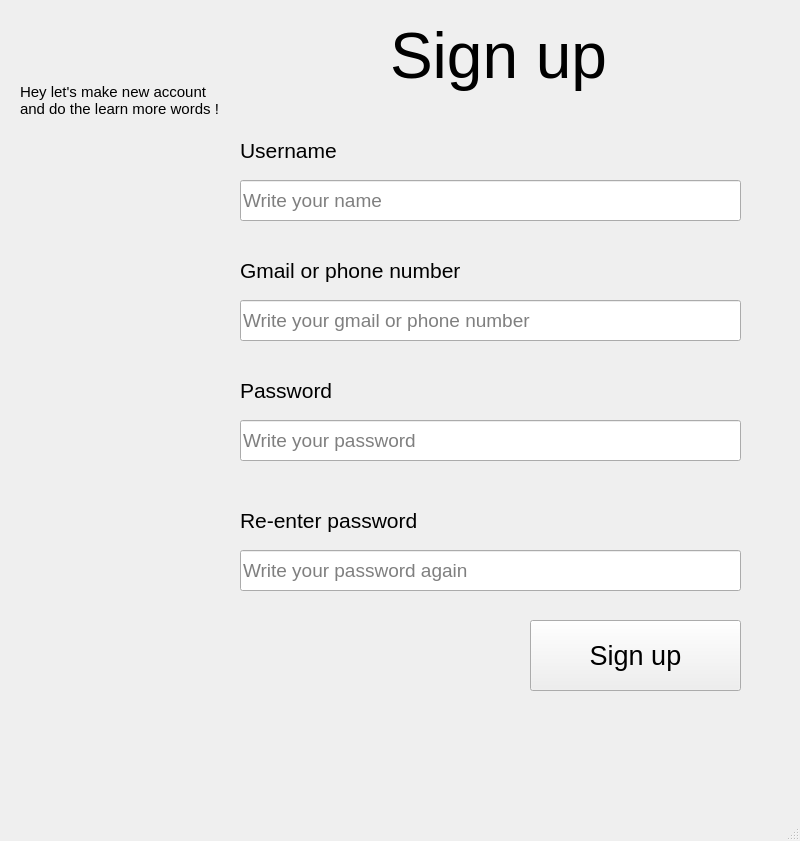
trongphuc1/TL-C4K-PTI01-, file SPCK/Gui/Sign_up.ui: the form before one commit.
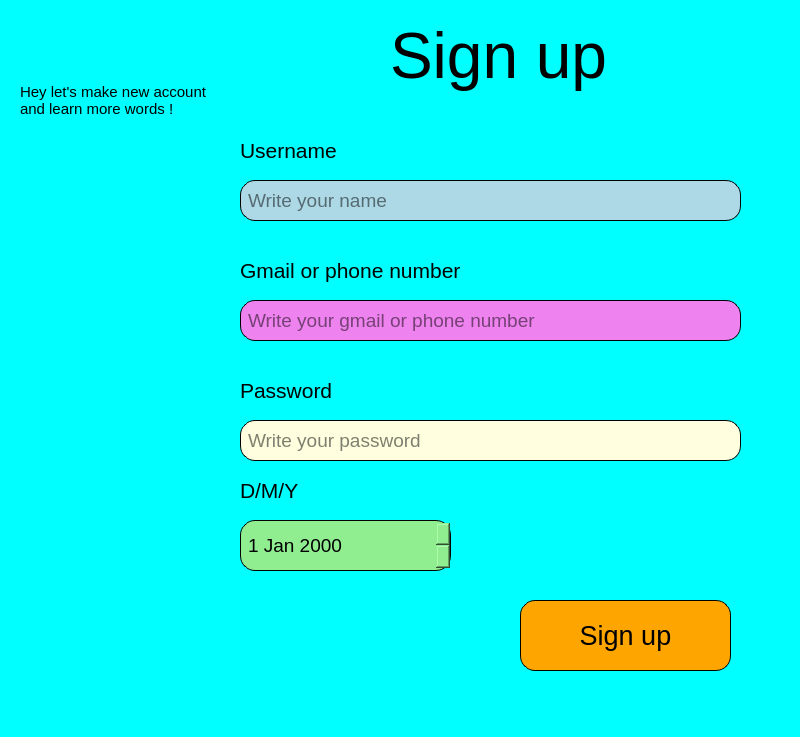
The form after the commit. Icons and pictures are not drawn.

```diff
--- a/SPCK/Gui/Sign_up.ui
+++ b/SPCK/Gui/Sign_up.ui
@@ -7,12 +7,15 @@
     <x>0</x>
     <y>0</y>
     <width>800</width>
-    <height>841</height>
+    <height>737</height>
    </rect>
   </property>
   <property name="windowTitle">
    <string>MainWindow</string>
   </property>
+  <property name="styleSheet">
+   <string notr="true">background-color:rgb(0, 255, 255)</string>
+  </property>
   <widget class="QWidget" name="centralwidget">
    <widget class="QLineEdit" name="txtPassword">
     <property name="geometry">
@@ -28,6 +31,12 @@
       <pointsize>14</pointsize>
      </font>
     </property>
+    <property name="styleSheet">
+     <string notr="true">    border-radius: 15px;
+    border: 1px solid black;
+    padding: 5px;
+    background-color: lightyellow;</string>
+    </property>
     <property name="text">
      <string/>
     </property>
@@ -52,6 +61,12 @@
       <pointsize>14</pointsize>
      </font>
     </property>
+    <property name="styleSheet">
+     <string notr="true">    border-radius: 15px;
+    border: 1px solid black;
+    padding: 5px;
+    background-color: lightblue;</string>
+    </property>
     <property name="text">
      <string/>
     </property>
@@ -98,8 +113,8 @@
    <widget class="QPushButton" name="btn_register">
     <property name="geometry">
      <rect>
-      <x>530</x>
-      <y>620</y>
+      <x>520</x>
+      <y>600</y>
       <width>211</width>
       <height>71</height>
      </rect>
@@ -109,6 +124,12 @@
       <pointsize>20</pointsize>
      </font>
     </property>
+    <property name="styleSheet">
+     <string notr="true">    border-radius: 15px;
+    border: 1px solid black;
+    padding: 5px;
+    background-color: orange;</string>
+    </property>
     <property name="text">
      <string>Sign up</string>
     </property>
@@ -129,7 +150,7 @@
     </property>
     <property name="text">
      <string>Hey let's make new account 
-and do the learn more words !</string>
+and learn more words !</string>
     </property>
    </widget>
    <widget class="QLabel" name="label_6">
@@ -201,6 +222,12 @@
       <pointsize>14</pointsize>
      </font>
     </property>
+    <property name="styleSheet">
+     <string notr="true">    border-radius: 15px;
+    border: 1px solid black;
+    padding: 5px;
+    background-color: violet;</string>
+    </property>
     <property name="text">
      <string/>
     </property>
@@ -208,12 +235,33 @@
      <string>Write your gmail or phone number</string>
     </property>
    </widget>
+   <widget class="QDateEdit" name="dateEdit">
+    <property name="geometry">
+     <rect>
+      <x>240</x>
+      <y>520</y>
+      <width>211</width>
+      <height>51</height>
+     </rect>
+    </property>
+    <property name="font">
+     <font>
+      <pointsize>14</pointsize>
+     </font>
+    </property>
+    <property name="styleSheet">
+     <string notr="true">    border-radius: 15px;
+    border: 1px solid black;
+    padding: 5px;
+    background-color: lightgreen;</string>
+    </property>
+   </widget>
    <widget class="QLabel" name="label_5">
     <property name="geometry">
      <rect>
       <x>240</x>
-      <y>500</y>
-      <width>241</width>
+      <y>470</y>
+      <width>121</width>
       <height>41</height>
      </rect>
     </property>
@@ -223,31 +271,7 @@
      </font>
     </property>
     <property name="text">
-     <string>Re-enter password</string>
-    </property>
-   </widget>
-   <widget class="QLineEdit" name="lineEdit_4">
-    <property name="geometry">
-     <rect>
-      <x>240</x>
-      <y>550</y>
-      <width>501</width>
-      <height>41</height>
-     </rect>
-    </property>
-    <property name="font">
-     <font>
-      <pointsize>14</pointsize>
-     </font>
-    </property>
-    <property name="text">
-     <string/>
-    </property>
-    <property name="echoMode">
-     <enum>QLineEdit::Password</enum>
-    </property>
-    <property name="placeholderText">
-     <string>Write your password again</string>
+     <string>D/M/Y</string>
     </property>
    </widget>
   </widget>
```
Left out of the diff: 2 changed lines with no effect on the pictures.
